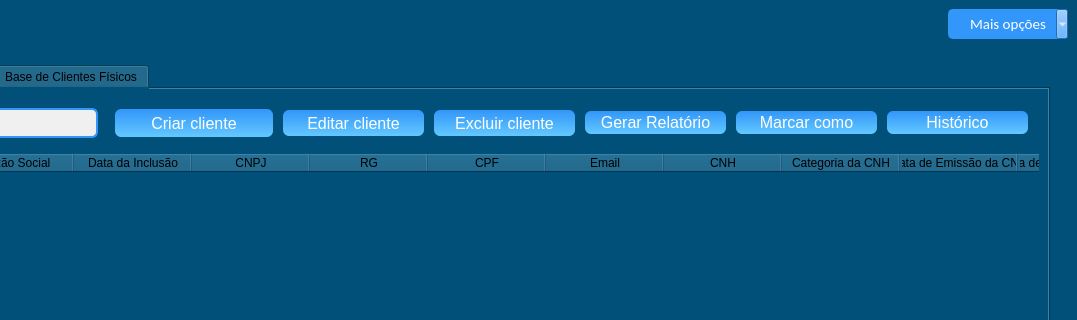
The window that novamaine.ui (KevenLucas025/ProjetoERP) describes before a commit, drawn with Qt 5; both pictures show x 368 to 1445 and y 0 to 320 of the 1445 by 820 pixel window.
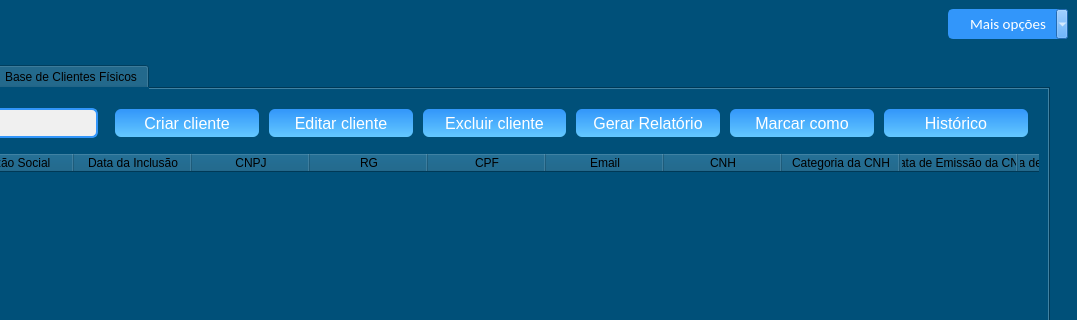
The same window after the commit. The open tabs and pages were chosen to show the change. Icons and pictures are not drawn.

Commit message: Configurando modo escuro,parei no combobox cadastrar usuario

```diff
--- a/novamaine.ui
+++ b/novamaine.ui
@@ -6019,6 +6019,12 @@
                         <verstretch>0</verstretch>
                        </sizepolicy>
                       </property>
+                      <property name="maximumSize">
+                       <size>
+                        <width>16777215</width>
+                        <height>16777215</height>
+                       </size>
+                      </property>
                       <property name="cursor">
                        <cursorShape>PointingHandCursor</cursorShape>
                       </property>
@@ -6051,8 +6057,8 @@
                       </property>
                       <property name="maximumSize">
                        <size>
-                        <width>145</width>
-                        <height>30</height>
+                        <width>16777215</width>
+                        <height>16777215</height>
                        </size>
                       </property>
                       <property name="cursor">
@@ -6090,8 +6096,8 @@
                       </property>
                       <property name="maximumSize">
                        <size>
-                        <width>145</width>
-                        <height>30</height>
+                        <width>16777215</width>
+                        <height>16777215</height>
                        </size>
                       </property>
                       <property name="cursor">
@@ -6129,8 +6135,8 @@
                       </property>
                       <property name="maximumSize">
                        <size>
-                        <width>145</width>
-                        <height>27</height>
+                        <width>16777215</width>
+                        <height>16777215</height>
                        </size>
                       </property>
                       <property name="cursor">
@@ -6168,8 +6174,8 @@
                       </property>
                       <property name="maximumSize">
                        <size>
-                        <width>145</width>
-                        <height>27</height>
+                        <width>16777215</width>
+                        <height>16777215</height>
                        </size>
                       </property>
                       <property name="cursor">
@@ -6207,8 +6213,8 @@
                       </property>
                       <property name="maximumSize">
                        <size>
-                        <width>145</width>
-                        <height>27</height>
+                        <width>16777215</width>
+                        <height>16777215</height>
                        </size>
                       </property>
                       <property name="cursor">
```
Left out of the diff: 88 changed lines with no effect on the pictures. The commit also changes 7 other files.
